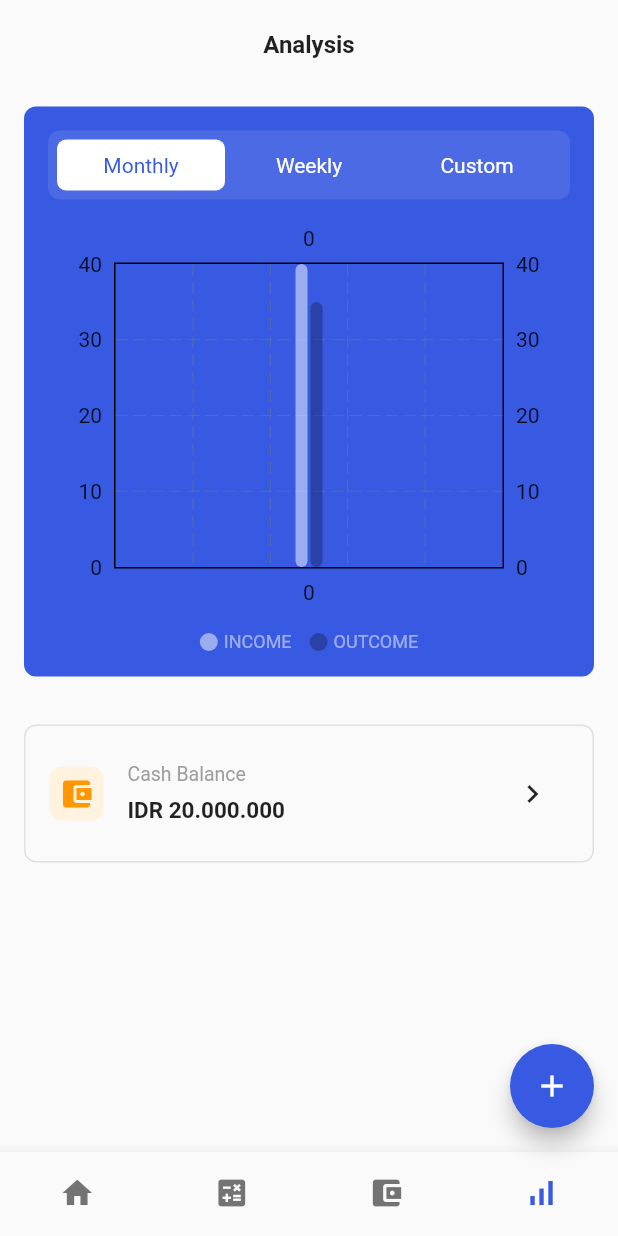
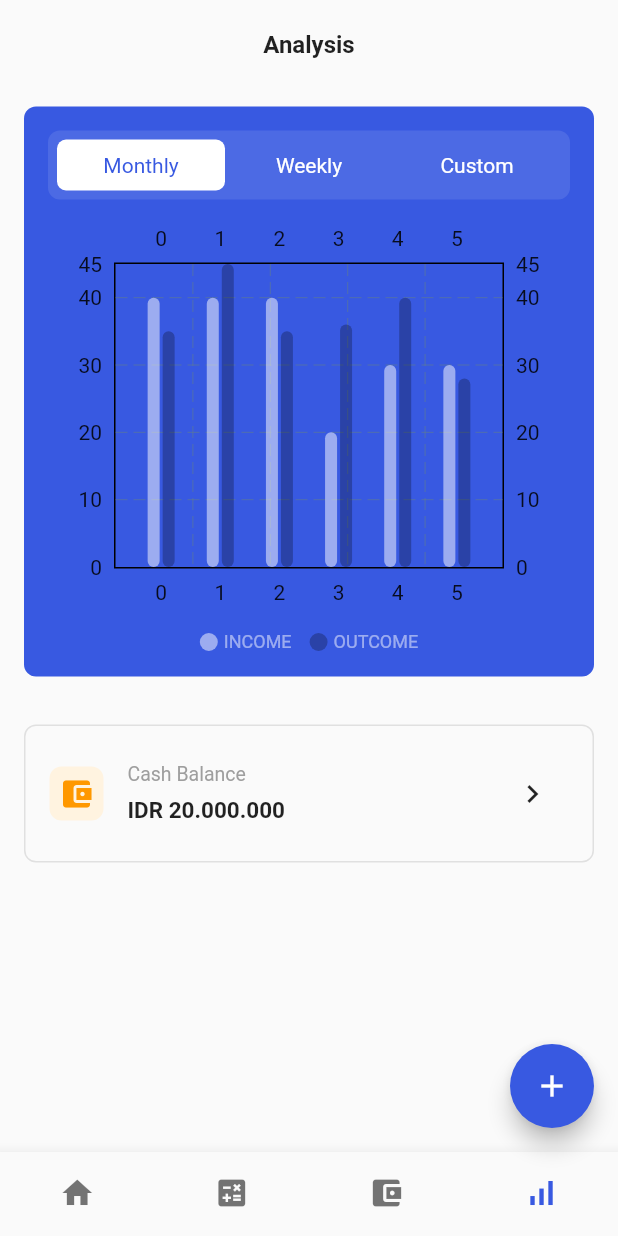
Before and after one commit to JAICHANGPARK/flutter_notebook_17th_story, a Flutter app: the screen it shows after launch, item 4 of the bottom bar chosen, on a phone screen of 412 x 824 dp. Run offline on Flutter 3.47's test engine with Material 2 defaults, Android fonts, the phone set to English and light mode, and no system bars; drawn by our look-alikes of fl_chart; our stand-ins replace cached_network_image, flutter_riverpod, ionicons, percent_indicator; network calls fail.

Commit message:
Update finance_chart_component.dart

```diff
--- a/lib/ep1004_finance_app/src/ui/finance_chart_component.dart
+++ b/lib/ep1004_finance_app/src/ui/finance_chart_component.dart
@@ -155,6 +155,26 @@ class _FinanceChartComponentState extends State<FinanceChartComponent> {
                           BarChartGroupData(x: 0, barRods: [
                             BarChartRodData(y: 40, colors: [Colors.white.withOpacity(0.5)]),
                             BarChartRodData(y: 35, colors: [Colors.black26])
+                          ]),
+                          BarChartGroupData(x: 1, barRods: [
+                            BarChartRodData(y: 40, colors: [Colors.white.withOpacity(0.5)]),
+                            BarChartRodData(y: 45, colors: [Colors.black26])
+                          ]),
+                          BarChartGroupData(x: 2, barRods: [
+                            BarChartRodData(y: 40, colors: [Colors.white.withOpacity(0.5)]),
+                            BarChartRodData(y: 35, colors: [Colors.black26])
+                          ]),
+                          BarChartGroupData(x: 3, barRods: [
+                            BarChartRodData(y: 20, colors: [Colors.white.withOpacity(0.5)]),
+                            BarChartRodData(y: 36, colors: [Colors.black26])
+                          ]),
+                          BarChartGroupData(x: 4, barRods: [
+                            BarChartRodData(y: 30, colors: [Colors.white.withOpacity(0.5)]),
+                            BarChartRodData(y: 40, colors: [Colors.black26])
+                          ]),
+                          BarChartGroupData(x: 5, barRods: [
+                            BarChartRodData(y: 30, colors: [Colors.white.withOpacity(0.5)]),
+                            BarChartRodData(y: 28, colors: [Colors.black26])
                           ])
                         ],
 
```
